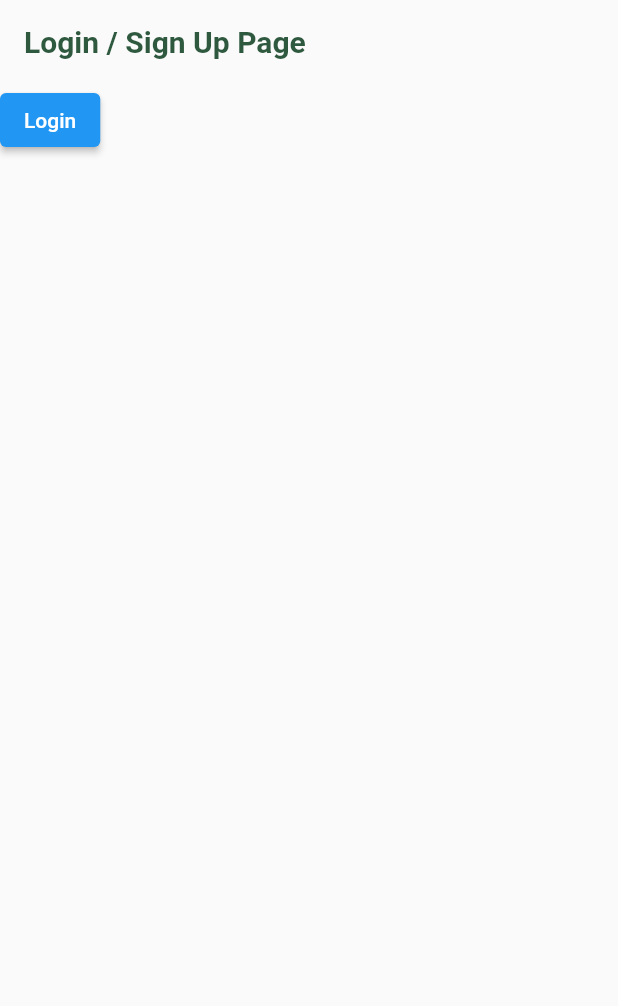
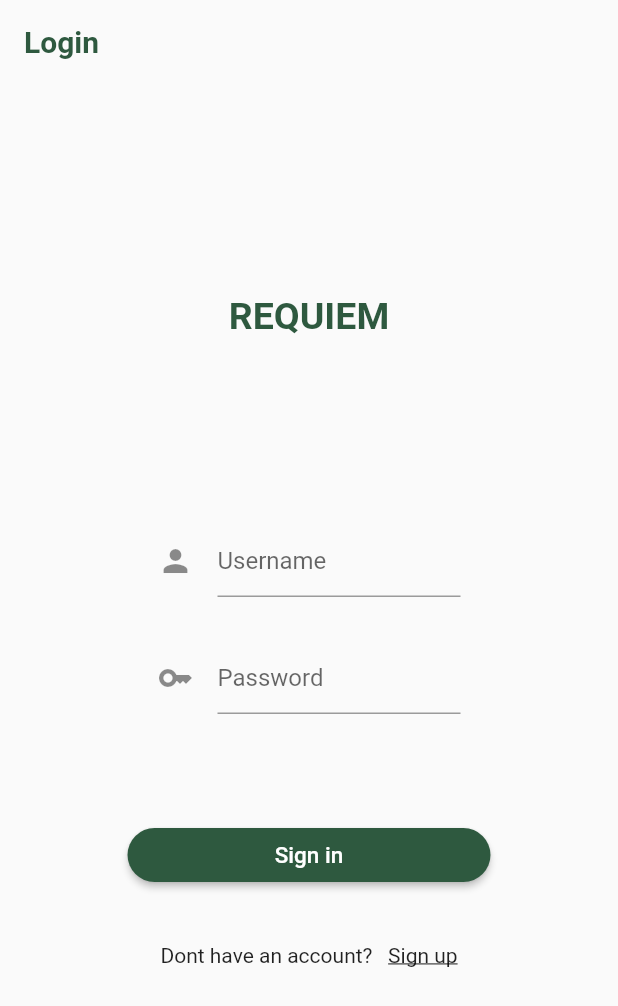
Before and after one commit to GSC-2023/Flutter_App, a Flutter app: the screen it shows after launch, on a phone screen of 412 x 824 dp. Shown: the top 1006 px of the screen. Run offline on Flutter 3.47's test engine with Material 2 defaults, Android fonts, the phone set to English and light mode, and no system bars; our stand-ins replace flutter_datetime_picker, flutter_spinbox, getwidget, syncfusion_flutter_charts; missing offline and left inert: neon_circular_timer.

Commit message:
feat: create login page

```diff
--- a/break_app/lib/screens/login.dart
+++ b/break_app/lib/screens/login.dart
@@ -1,4 +1,6 @@
 import 'package:flutter/material.dart';
+import 'package:break_app/colors/colors.dart';
+import 'package:break_app/screens/home_utils/clickableText.dart';
 
 // this page handles auth!
 
@@ -11,7 +13,7 @@ class Login extends StatelessWidget {
 
       appBar: AppBar(
         iconTheme: IconThemeData(color: Colors.black),
-        title: Text("Login / Sign Up Page",
+        title: Text("Login",
         style: TextStyle(fontWeight: FontWeight.bold, color: Color(0xff2E593F)),
         ),
         backgroundColor: Color(0xECEAEA),
@@ -20,13 +22,85 @@ class Login extends StatelessWidget {
         foregroundColor:  Color(0xECEAEA),
       ),
 
-      body: ElevatedButton(
-        child: Text("Login"),
-        onPressed: (){
-          Navigator.pushNamed(context, '/Home');
-        } ,
-      ),
+      body: Container(
+        padding: EdgeInsets.all(60),
+        alignment: Alignment.center,
+        child: Column(
+        children: [
+          Container(
+            padding: EdgeInsets.all(80),
+            child: Text("REQUIEM", style: TextStyle(fontWeight: FontWeight.bold, color: DarkGreen, fontSize: 25),),
+          ),
 
+          Container(
+            padding: EdgeInsets.all(30),
+            child: Column(
+              children: [
+                Padding(padding: EdgeInsets.all(15),
+                child: TextFormField(
+                  decoration: const InputDecoration(
+                    icon: Icon(Icons.person),
+                    hintText: "Username",
+                  )
+
+                  ),),
+                  Padding(
+                    padding: EdgeInsets.all(15),
+                    child: TextFormField(
+                      obscureText: true,
+                  decoration: const InputDecoration(
+                    icon: Icon(Icons.key),
+                    hintText: "Password",
+                  )
+
+                  ),
+                  ),
+              ],
+            )
+          ),
+
+          Container(
+            padding: EdgeInsets.all(25),
+            child:ElevatedButton(
+              child: Text("Sign in",
+              style: TextStyle(color: Colors.white, fontSize: 15)),
+              style: ElevatedButton.styleFrom(
+                primary: DarkGreen,
+                shape: RoundedRectangleBorder(
+                  borderRadius: BorderRadius.circular(20)
+                ),
+                fixedSize: const Size(350,30),
+              ),
+              onPressed: () {
+                // sign up with google
+                Navigator.pushNamed(context, '/Home'); // TO DO: firebase auth
+              },
+            )
+          ),
+          Container(
+            alignment: Alignment.center,
+            padding: EdgeInsets.all(10),
+            child: Row(mainAxisAlignment: MainAxisAlignment.center,
+              children: [
+                Text("Dont have an account?   "),
+                ClickableUnderlineText(
+                  text: "Sign up",
+                  onTap: (){
+                    // route to signup page
+                  }
+                ),
+
+
+              ],
+            )
+          ),
+
+
+
+        ],
+      )
+
+      )
     );
   }
 }
```
